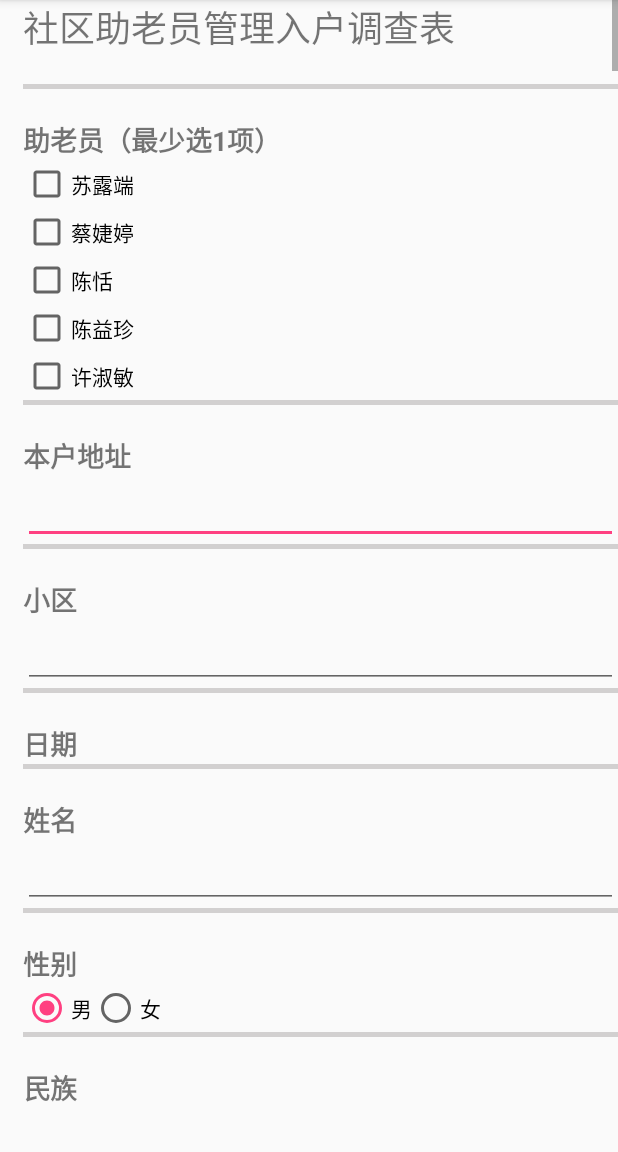
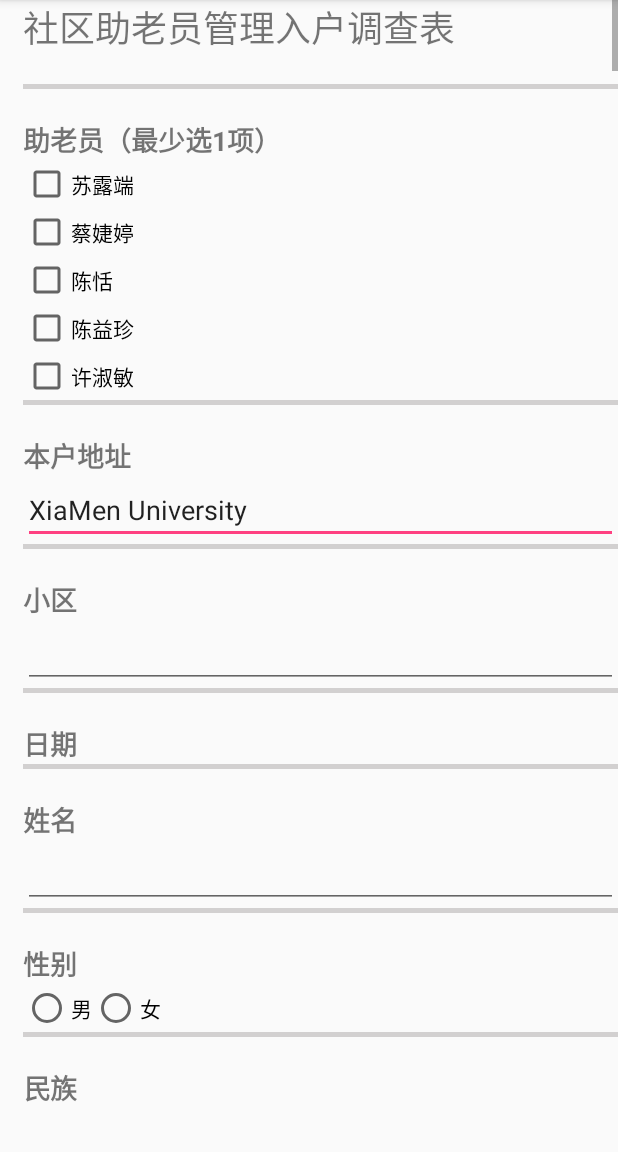
Before and after one commit to chj-endpoint/HCSS, an Android app: the EditActivity screen opened directly, with no data from a screen before it, on a phone screen of 412 x 824 dp, the part 84-1236 px from its top. Run offline under Robolectric (Android 15) with nearby library versions, the phone set to English and light mode, and no system bars; our stand-ins replace data binding; 4 statements that could not run were skipped.

Commit message:
双向绑定

```diff
--- a/app/src/main/java/com/chx/hcss/EditActivity.java
+++ b/app/src/main/java/com/chx/hcss/EditActivity.java
@@ -1,20 +1,41 @@
 package com.chx.hcss;
 
 import android.content.Intent;
+import android.databinding.DataBindingUtil;
 import android.support.v7.app.AppCompatActivity;
 import android.os.Bundle;
+import android.view.View;
 import android.widget.TextView;
+
+import com.chx.hcss.databinding.ActivityEditBinding;
 
 public class EditActivity extends AppCompatActivity {
 
+    private ActivityEditBinding editBinding;
+    private ElderInfo elder;
     @Override
     protected void onCreate(Bundle savedInstanceState) {
         super.onCreate(savedInstanceState);
         setContentView(R.layout.activity_edit);
+        editBinding = DataBindingUtil.setContentView(this, R.layout.activity_edit);
 
         Intent intentEdit = getIntent();
         long id = intentEdit.getLongExtra("id", 0);
+
+        elder = new ElderInfo();
+        elder.setId(110);
+        elder.setAddress("XiaMen University");
+        elder.setName("俞飞鸿");
+        elder.setSmok(true);
+        editBinding.setElder(elder);
+
+
 //        TextView tv = findViewById(R.id.title);
 //        tv.setText(Long.toString(id));
     }
+
+    //查询按钮点击事件
+    public void queryClick(View view) {
+        String address = elder.getAddress();
+    }
 }
--- a/app/src/main/java/com/chx/hcss/ElderInfo.java
+++ b/app/src/main/java/com/chx/hcss/ElderInfo.java
@@ -1,62 +1,120 @@
 package com.chx.hcss;
+
+import android.databinding.BaseObservable;
+import android.databinding.Bindable;
 
 /**
  * Created by Admin on 2018/3/19.
  */
 
-public class ElderInfo {
+public class ElderInfo extends BaseObservable {
     private long id;                //姓名
     private String name;                //姓名
     private int age;                   //年龄
     private String gender;             //性别
     private String address;            //住址
     private String extInfo;            //其他信息
+    private Boolean checkedMli;           //是否抽烟
+    private Boolean isSmok;           //是否抽烟
+    private boolean isMale;           //是否抽烟
+    private boolean isFemale;           //是否抽烟
 
+    @Bindable
     public int getAge() {
         return age;
     }
 
     public void setAge(int age) {
         this.age = age;
+        notifyPropertyChanged(BR.age);
     }
 
+    @Bindable
     public String getName() {
         return name;
     }
 
     public void setName(String name) {
         this.name = name;
+        notifyPropertyChanged(BR.name);
     }
 
+    @Bindable
     public String getGender() {
         return gender;
     }
 
     public void setGender(String gender) {
         this.gender = gender;
+        notifyPropertyChanged(BR.gender);
     }
 
+    @Bindable
     public String getAddress() {
         return address;
     }
 
     public void setAddress(String address) {
         this.address = address;
+        notifyPropertyChanged(BR.address);
     }
 
+    @Bindable
     public String getExtInfo() {
         return extInfo;
     }
 
     public void setExtInfo(String extInfo) {
         this.extInfo = extInfo;
+        notifyPropertyChanged(BR.extInfo);
     }
 
+    @Bindable
     public long getId() {
         return id;
     }
 
     public void setId(long id) {
         this.id = id;
+        notifyPropertyChanged(BR.id);
+    }
+    @Bindable
+    public boolean isMale() {
+        return isMale;
+    }
+
+    public void setMale(boolean male) {
+        isMale = male;
+        notifyPropertyChanged(BR.male);
+    }
+
+    @Bindable
+    public boolean isFemale() {
+        return isFemale;
+    }
+
+    public void setFemale(boolean female) {
+        isFemale = female;
+        notifyPropertyChanged(BR.female);
+    }
+
+    @Bindable
+    public Boolean getCheckedMli() {
+        return checkedMli;
+    }
+
+    public void setCheckedMli(Boolean checkedMli) {
+        this.checkedMli = checkedMli;
+        notifyPropertyChanged(BR.checkedMli);
+    }
+
+    @Bindable
+    public Boolean getSmok() {
+        return isSmok;
+    }
+
+    public void setSmok(Boolean smok) {
+        isSmok = smok;
+        notifyPropertyChanged(BR.smok);
     }
 }
--- a/app/src/main/res/layout/activity_edit.xml
+++ b/app/src/main/res/layout/activity_edit.xml
@@ -1,10 +1,17 @@
 <?xml version="1.0" encoding="utf-8"?>
-<android.support.constraint.ConstraintLayout xmlns:android="http://schemas.android.com/apk/res/android"
-    xmlns:app="http://schemas.android.com/apk/res-auto"
-    xmlns:tools="http://schemas.android.com/tools"
-    android:layout_width="match_parent"
-    android:layout_height="match_parent"
-    tools:context="com.chx.hcss.EditActivity">
+<layout xmlns:tools="http://schemas.android.com/tools"
+    xmlns:android="http://schemas.android.com/apk/res/android">
+    <data>
+        <import type="com.chx.hcss.ElderInfo"></import>
+        <variable
+            name="elder"
+            type="ElderInfo"></variable>
+    </data>
+
+    <android.support.constraint.ConstraintLayout
+        android:layout_width="match_parent"
+        android:layout_height="match_parent"
+        tools:context="com.chx.hcss.EditActivity">
     <ScrollView
         android:layout_width="match_parent"
         android:layout_height="match_parent">
@@ -50,25 +57,29 @@
                     android:id="@+id/helpage_member2"
                     android:layout_width="wrap_content"
                     android:layout_height="wrap_content"
-                    android:text="蔡婕婷" />
+                    android:text="蔡婕婷"
+                    android:checked="@={elder.male}"/>
 
                 <CheckBox
                     android:id="@+id/helpage_member3"
                     android:layout_width="wrap_content"
                     android:layout_height="wrap_content"
-                    android:text="陈恬" />
+                    android:text="陈恬"
+                    android:checked="@={elder.female}"/>
 
                 <CheckBox
                     android:id="@+id/helpage_member4"
                     android:layout_width="wrap_content"
                     android:layout_height="wrap_content"
-                    android:text="陈益珍" />
+                    android:text="陈益珍"
+                    android:checked="@={elder.checkedMli}"/>
 
                 <CheckBox
                     android:id="@+id/helpage_member5"
                     android:layout_width="wrap_content"
                     android:layout_height="wrap_content"
-                    android:text="许淑敏" />
+                    android:text="许淑敏"
+                    android:checked="@={elder.checkedMli}"/>
             </LinearLayout>
 
             <LinearLayout
@@ -89,7 +100,8 @@
                 <EditText
                     android:id="@+id/local_address"
                     android:layout_width="match_parent"
-                    android:layout_height="wrap_content" />
+                    android:layout_height="wrap_content"
+                    android:text="@={elder.address}"/>
             </LinearLayout>
 
             <LinearLayout
@@ -177,13 +189,14 @@
                         android:layout_width="wrap_content"
                         android:layout_height="wrap_content"
                         android:text="男"
-                        android:checked="true"/>
+                        android:checked="@={elder.male}"/>
 
                     <RadioButton
                         android:id="@+id/radioFemale"
                         android:layout_width="wrap_content"
                         android:layout_height="wrap_content"
-                        android:text="女"/>
+                        android:text="女"
+                        android:checked="@={elder.female}"/>
                 </RadioGroup>
             </LinearLayout>
 
@@ -2979,3 +2992,4 @@
     </ScrollView>
 
 </android.support.constraint.ConstraintLayout>
+</layout>
```
